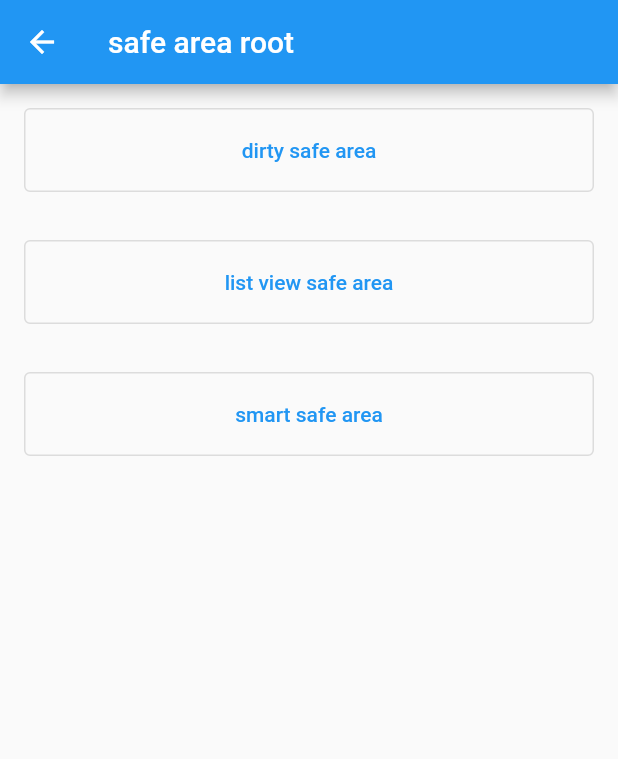
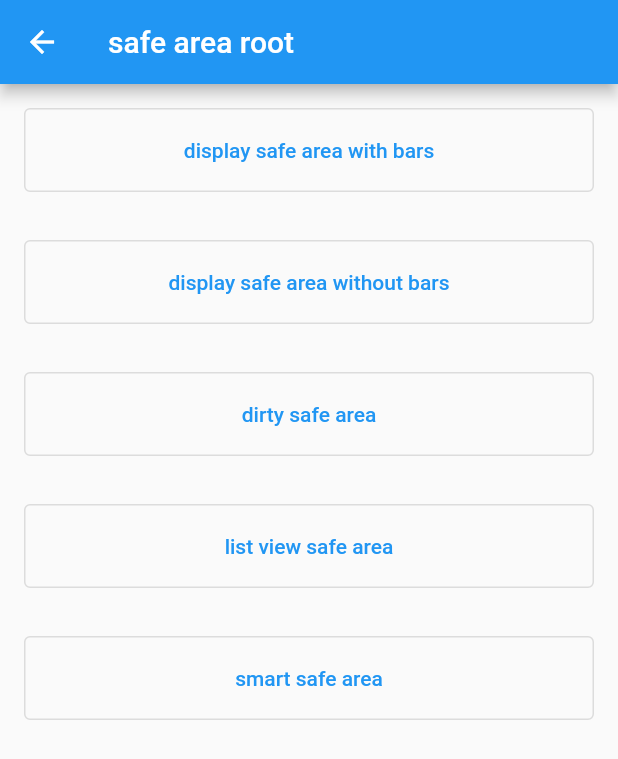
Before and after one commit to sho-ito-1027/flutter_playground, a Flutter app: the SafeAreaRootPage screen opened by its route, on a phone screen of 412 x 824 dp. Shown: the top 759 px of the screen. Run offline on Flutter 3.47's test engine with Material 2 defaults, Android fonts, the phone set to English and light mode, and no system bars; our stand-ins replace auto_route, firebase_core, flutter_svg, freezed_annotation; missing offline and left inert: colorful_safe_area; accounts and stored records are empty; generated files the repository leaves out were written again.

Commit message:
add safe area samples

```diff
--- a/lib/router/router.dart
+++ b/lib/router/router.dart
@@ -8,6 +8,8 @@ import 'package:flutter_playground/ui/hooks_riverpod/temp_sample_page.dart';
 import 'package:flutter_playground/ui/image/each_box_fix_page.dart';
 import 'package:flutter_playground/ui/playground.dart';
 import 'package:flutter_playground/ui/safe_area/dirty_safe_area_page.dart';
+import 'package:flutter_playground/ui/safe_area/display_safe_area_with_bars_page.dart';
+import 'package:flutter_playground/ui/safe_area/display_safe_area_without_bars_page.dart';
 import 'package:flutter_playground/ui/safe_area/list_view_safe_area_page.dart';
 import 'package:flutter_playground/ui/safe_area/safe_area_root_page.dart';
 import 'package:flutter_playground/ui/safe_area/smart_safe_area_page.dart';
@@ -26,6 +28,8 @@ export 'router.gr.dart';
     AutoRoute(page: ModalFixedFooterPage),
     AutoRoute(page: PlaygroundPage, initial: true),
     AutoRoute(page: SafeAreaRootPage),
+    AutoRoute(page: DisplaySafeAreaWithBarsPage, fullscreenDialog: true),
+    AutoRoute(page: DisplaySafeAreaWithoutBarsPage, fullscreenDialog: true),
     AutoRoute(page: SmartSafeAreaPage, fullscreenDialog: true),
     AutoRoute(page: TempSamplePage),
     AutoRoute(page: TextButtonIconPage),
--- a/lib/ui/safe_area/safe_area_root_page.dart
+++ b/lib/ui/safe_area/safe_area_root_page.dart
@@ -7,6 +7,14 @@ class SafeAreaRootPage extends StatelessWidget {
   const SafeAreaRootPage({Key? key}) : super(key: key);
 
   static const models = <SafeAreaModel>[
+    SafeAreaModel(
+      title: 'display safe area with bars',
+      routeInfo: DisplaySafeAreaWithBarsRoute(),
+    ),
+    SafeAreaModel(
+      title: 'display safe area without bars',
+      routeInfo: DisplaySafeAreaWithoutBarsRoute(),
+    ),
     SafeAreaModel(
       title: 'dirty safe area',
       routeInfo: DirtySafeAreaRoute(),
```
Also changed, not shown: lib/ui/safe_area/display_safe_area_with_bars_page.dart (added, +40 -0 lines), lib/ui/safe_area/display_safe_area_without_bars_page.dart (added, +20 -0 lines).
